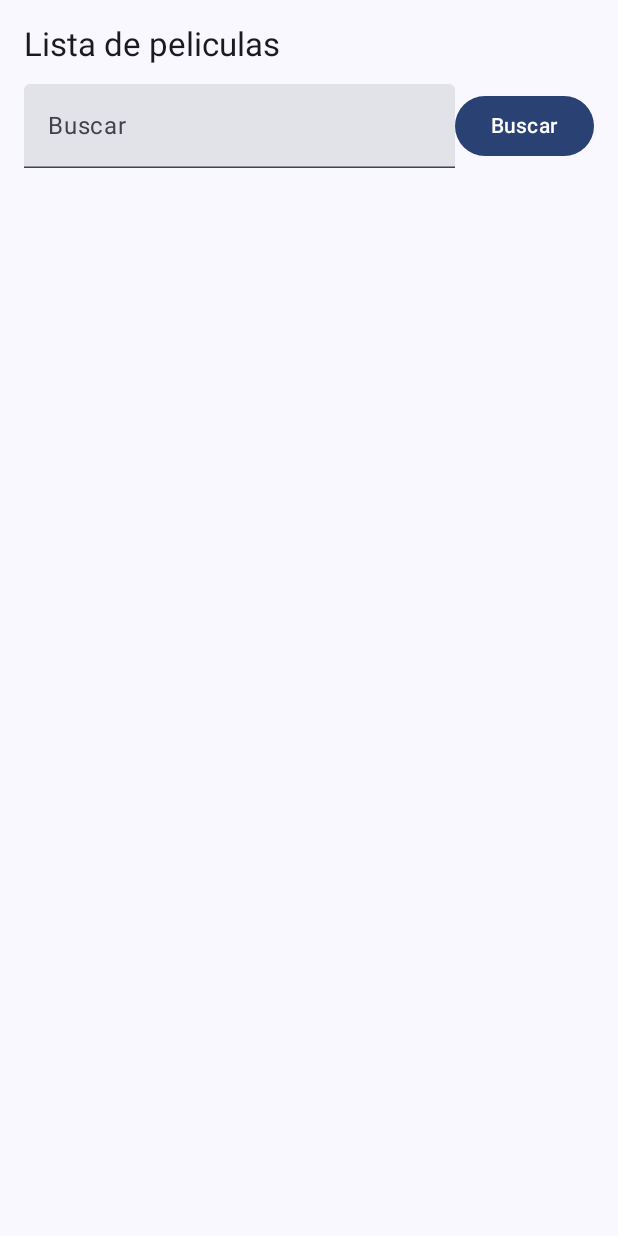
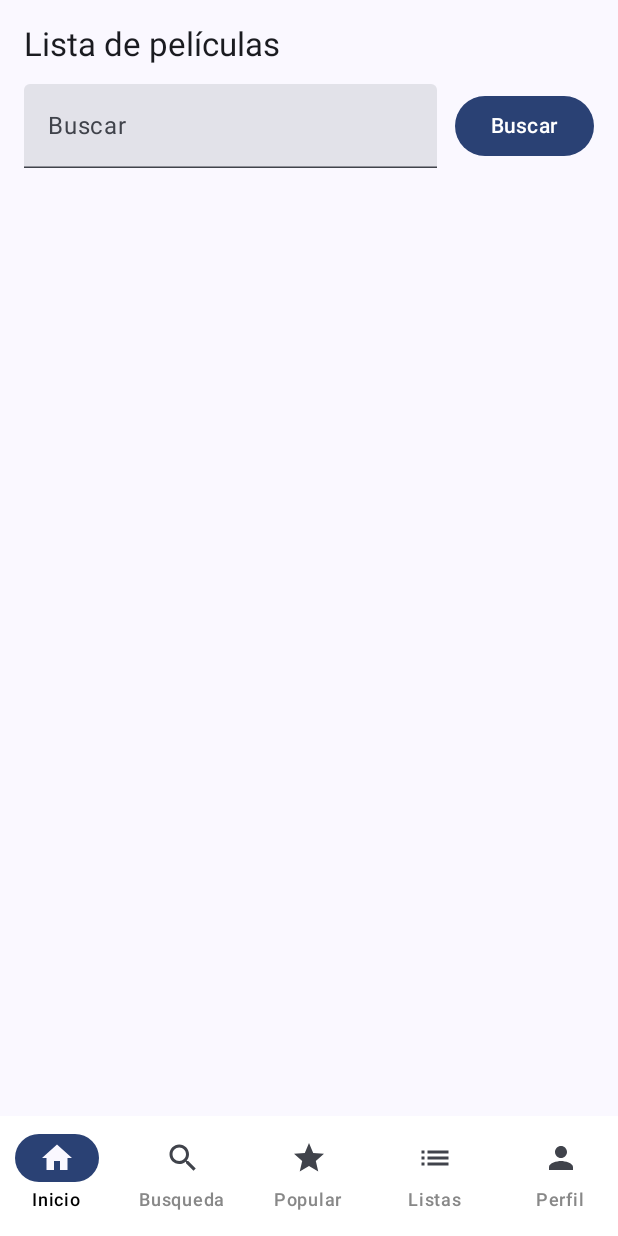
Before and after one commit to Roldanlautaro/CineRadarApp, an Android app built with Jetpack Compose: the CineListScreen screen opened through its navigation route, on a phone screen of 412 x 824 dp. Run offline under Robolectric (Android 15) with nearby library versions, the phone set to English and light mode, and no system bars; our stand-ins replace Firebase (no records; nobody signed in at launch, a user with empty details on screens opened directly).

Commit message:
feat: implemente el navbar

```diff
--- /dev/null
+++ b/app/src/main/java/com/lautarodev/cineradar/ui/screens/NavigationItem.kt
@@ -0,0 +1,9 @@
+package com.lautarodev.cineradar.ui.screens
+
+import androidx.compose.ui.graphics.vector.ImageVector
+
+data class NavigationItem(
+    val title: String,
+    val icon: ImageVector,
+    val route: String
+)
--- /dev/null
+++ b/app/src/main/java/com/lautarodev/cineradar/ui/screens/commons/Navbar.kt
@@ -0,0 +1,54 @@
+package com.lautarodev.cineradar.ui.screens.commons
+
+import androidx.compose.material3.Icon
+import androidx.compose.material3.MaterialTheme
+import androidx.compose.material3.NavigationBar
+import androidx.compose.material3.NavigationBarItem
+import androidx.compose.material3.NavigationBarItemDefaults
+import androidx.compose.material3.Text
+import androidx.compose.runtime.Composable
+import androidx.compose.runtime.mutableIntStateOf
+import androidx.compose.runtime.saveable.rememberSaveable
+import androidx.compose.ui.graphics.Color
+import androidx.navigation.NavController
+import androidx.navigation.NavHostController
+import com.lautarodev.cineradar.ui.screens.navigationItems
+
+@Composable
+fun Navbar(
+    navController: NavHostController
+){
+    val selectedNavigationIndex = rememberSaveable {
+        mutableIntStateOf(0)
+    }
+
+    NavigationBar(
+        containerColor = Color.White
+    ) {
+        navigationItems.forEachIndexed { index, item ->
+            NavigationBarItem(
+                selected = selectedNavigationIndex.intValue == index,
+                onClick = {
+                    selectedNavigationIndex.intValue = index
+                    navController.navigate(item.route)
+                },
+                icon = {
+                    Icon(imageVector = item.icon, contentDescription = item.title)
+                },
+                label = {
+                    Text(
+                        item.title,
+                        color = if (index == selectedNavigationIndex.intValue)
+                            Color.Black
+                        else Color.Gray
+                    )
+                },
+                colors = NavigationBarItemDefaults.colors(
+                    selectedIconColor = MaterialTheme.colorScheme.surface,
+                    indicatorColor = MaterialTheme.colorScheme.primary
+                )
+
+            )
+        }
+    }
+}
--- /dev/null
+++ b/app/src/main/java/com/lautarodev/cineradar/ui/screens/navigationItems.kt
@@ -0,0 +1,40 @@
+package com.lautarodev.cineradar.ui.screens
+
+import androidx.compose.material.icons.Icons
+import androidx.compose.material.icons.automirrored.filled.List
+import androidx.compose.material.icons.filled.Home
+import androidx.compose.material.icons.filled.List
+import androidx.compose.material.icons.filled.Person
+import androidx.compose.material.icons.filled.Search
+import androidx.compose.material.icons.filled.Star
+
+// Elementos del navbar
+
+val navigationItems = listOf(
+    NavigationItem(
+        title = "Inicio",
+        icon = Icons.Default.Home,
+        route = Screens.ShowsList.route
+    ),
+    NavigationItem(
+        title = "Busqueda",
+        icon = Icons.Default.Search,
+        route = ""
+    ),
+    NavigationItem(
+        title = "Popular",
+        icon = Icons.Default.Star,
+        route = ""
+    ),
+    NavigationItem(
+        title = "Listas",
+        icon = Icons.AutoMirrored.Filled.List,
+        route = ""
+    ),
+    NavigationItem(
+        title = "Perfil",
+        icon = Icons.Default.Person,
+        route = ""
+    )
+
+)
--- /dev/null
+++ b/app/src/main/java/com/lautarodev/cineradar/ui/screens/perfil/perfilScreen.kt
@@ -0,0 +1 @@
+package com.lautarodev.cineradar.ui.screens.perfil
--- a/app/src/main/java/com/lautarodev/cineradar/ui/screens/showslist/CineListScreen.kt
+++ b/app/src/main/java/com/lautarodev/cineradar/ui/screens/showslist/CineListScreen.kt
@@ -1,46 +1,40 @@
 package com.lautarodev.cineradar.ui.screens.showslist
 
-import androidx.compose.foundation.layout.Column
-import androidx.compose.foundation.layout.Row
-import androidx.compose.foundation.layout.Spacer
-import androidx.compose.foundation.layout.fillMaxSize
-import androidx.compose.foundation.layout.fillMaxWidth
-import androidx.compose.foundation.layout.height
-import androidx.compose.foundation.layout.padding
-import androidx.compose.material3.Button
-import androidx.compose.material3.MaterialTheme
-import androidx.compose.material3.Text
-import androidx.compose.material3.TextField
+import androidx.compose.foundation.layout.*
+import androidx.compose.material3.*
 import androidx.compose.runtime.Composable
 import androidx.compose.ui.Alignment
 import androidx.compose.ui.Modifier
 import androidx.compose.ui.tooling.preview.Preview
 import androidx.compose.ui.unit.dp
 import androidx.lifecycle.viewmodel.compose.viewModel
-import androidx.navigation.NavController
 import androidx.navigation.NavHostController
 import com.lautarodev.cineradar.ui.screens.Screens
 import com.lautarodev.cineradar.ui.screens.commons.CineRadarUIList
-import com.lautarodev.cineradar.ui.theme.CineRadarTheme
-import kotlin.math.sin
+import com.lautarodev.cineradar.ui.screens.commons.Navbar
 
 @Composable
 fun CineListScreen(
     modifier: Modifier = Modifier,
     viewModel: ShowsListScreenViewModel = viewModel(),
     navController: NavHostController
+) {
+    Scaffold(
+        bottomBar = {
+            Navbar(navController = navController)
+        }
+    ) { innerPadding ->
+        Column(
+            modifier = modifier
+                .fillMaxSize()
+                .padding(innerPadding)
+                .padding(16.dp)
+        ) {
+            Text(
+                text = "Lista de películas",
+                style = MaterialTheme.typography.titleLarge
             )
-{
-    Column (
-        modifier = modifier.fillMaxSize().padding(16.dp)
-    )
-    {
-        Text(
-        text = "Lista de peliculas",
-        style = MaterialTheme.typography.titleLarge,
-        modifier = modifier
-    )
-        Spacer(modifier = modifier.height(12.dp))
+            Spacer(modifier = Modifier.height(12.dp))
 
             Row(
                 modifier = Modifier.fillMaxWidth(),
@@ -49,21 +43,24 @@ fun CineListScreen(
                 TextField(
                     value = viewModel.uiState.searchQuery,
                     modifier = Modifier.weight(1f),
-                label = { Text("Buscar")},
+                    label = { Text("Buscar") },
                     singleLine = true,
                     onValueChange = { viewModel.searchChange(it) }
                 )
-            Spacer(modifier = modifier.height(12.dp))
-            Button(
-                onClick = { viewModel.fechtShows() }
-            ) {
+                Spacer(modifier = Modifier.width(12.dp))
+                Button(onClick = { viewModel.fechtShows() }) {
                     Text("Buscar")
                 }
             }
 
-        Spacer(modifier = modifier.height(12.dp))
-        CineRadarUIList(viewModel.uiState.showsList, modifier.fillMaxSize(), onClick = {
-            id -> navController.navigate(Screens.ShowsDetail.route + "/${id}")
-        })
+            Spacer(modifier = Modifier.height(12.dp))
+            CineRadarUIList(
+                viewModel.uiState.showsList,
+                modifier = Modifier.fillMaxSize(),
+                onClick = { id ->
+                    navController.navigate(Screens.ShowsDetail.route + "/$id")
+                }
+            )
         }
     }
+}
--- /dev/null
+++ b/app/src/main/res/drawable/ic_rocket.xml
@@ -0,0 +1,5 @@
+<vector xmlns:android="http://schemas.android.com/apk/res/android" android:height="24dp" android:tint="#FFFFFF" android:viewportHeight="24" android:viewportWidth="24" android:width="24dp">
+
+    <path android:fillColor="@android:color/white" android:pathData="M9.19,6.35c-2.04,2.29 -3.44,5.58 -3.57,5.89L2,10.69l4.05,-4.05c0.47,-0.47 1.15,-0.68 1.81,-0.55L9.19,6.35L9.19,6.35zM11.17,17c0,0 3.74,-1.55 5.89,-3.7c5.4,-5.4 4.5,-9.62 4.21,-10.57c-0.95,-0.3 -5.17,-1.19 -10.57,4.21C8.55,9.09 7,12.83 7,12.83L11.17,17zM17.65,14.81c-2.29,2.04 -5.58,3.44 -5.89,3.57L13.31,22l4.05,-4.05c0.47,-0.47 0.68,-1.15 0.55,-1.81L17.65,14.81L17.65,14.81zM9,18c0,0.83 -0.34,1.58 -0.88,2.12C6.94,21.3 2,22 2,22s0.7,-4.94 1.88,-6.12C4.42,15.34 5.17,15 6,15C7.66,15 9,16.34 9,18zM13,9c0,-1.1 0.9,-2 2,-2s2,0.9 2,2s-0.9,2 -2,2S13,10.1 13,9z"/>
+
+</vector>
```
Lines whose indentation alone changed are shown as unchanged.
